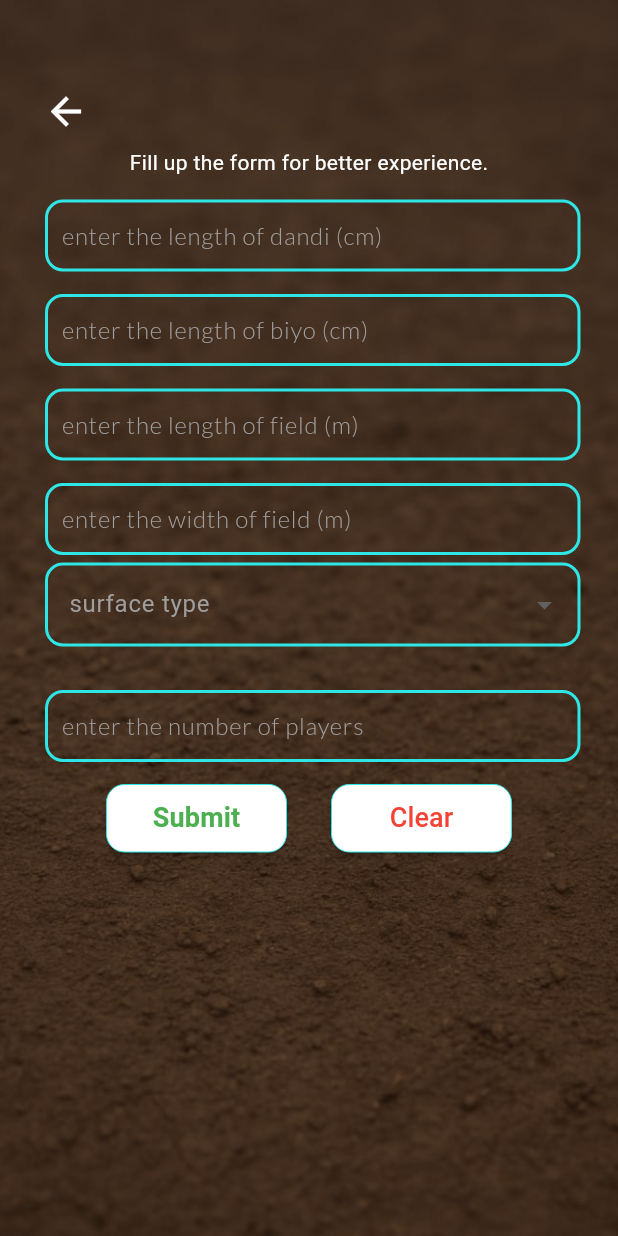
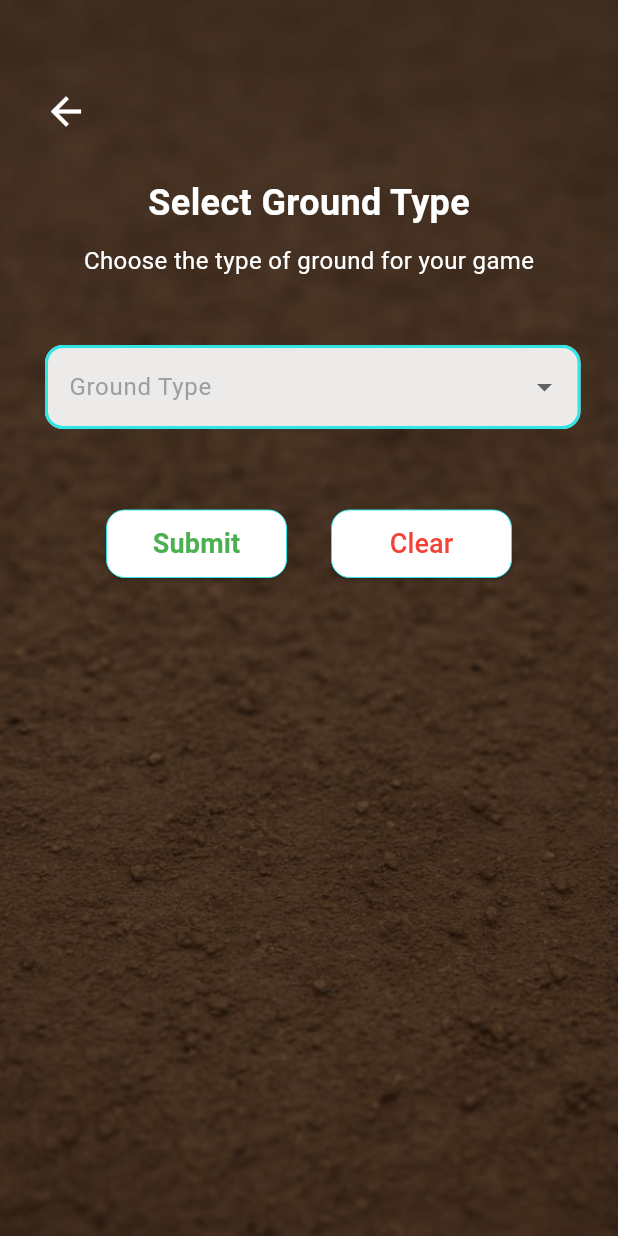
Before and after one commit to BiyoR-idX/biyoar, a Flutter app: the screen it shows after launch, after a tap on "Start BiyoR", on a phone screen of 412 x 824 dp. Run offline on Flutter 3.47's test engine with Material 3 defaults, Android fonts, the phone set to English and light mode, and no system bars; our stand-ins replace camera, cloud_firestore, equatable, firebase_core, flutter_bloc, geolocator and 2 more; missing offline and left inert: ar_flutter_plugin, flutter_archive, geoflutterfire, geoflutterfire2; accounts and stored records are empty; project files that could hold a hidden picture were left out.

Commit message:
implement user form for ground type selection and display corresponding rules.

```diff
--- a/lib/Presentation/Features/Dashboard/userdash2.dart
+++ b/lib/Presentation/Features/Dashboard/userdash2.dart
@@ -6,6 +6,7 @@ import 'package:biyoar/Core/Customs/customText.dart';
 import 'package:biyoar/Presentation/Features/Pages/aboutUs.dart';
 import 'package:biyoar/Presentation/Features/Pages/llmform.dart';
 import 'package:biyoar/Presentation/Features/Pages/toolsandMaterials.dart';
+import 'package:biyoar/Presentation/Features/Pages/userFormA.dart';
 import 'package:biyoar/test/woodenChickenObject.dart';
 import 'package:flutter/material.dart';
 
@@ -146,7 +147,8 @@ class _UserDashboardScreen2State extends State<UserDashboardScreen2> {
                           Navigator.push(
                             context,
                             MaterialPageRoute(
-                              builder: (_) => LLMForm(),
+                              // builder: (_) => LLMForm(),
+                              builder: (_) => UserFormA(),
                             ),
                           );
                         },
--- /dev/null
+++ b/lib/Presentation/Features/Pages/userFormA.dart
@@ -0,0 +1,212 @@
+import 'package:biyoar/Core/Customs/customColors.dart';
+import 'package:biyoar/Core/Customs/customElevatedButton.dart';
+import 'package:biyoar/Core/Customs/customText.dart';
+import 'package:biyoar/Presentation/Features/Pages/userFormResponseA.dart';
+import 'package:flutter/material.dart';
+
+class UserFormA extends StatefulWidget {
+  const UserFormA({super.key});
+
+  @override
+  State<UserFormA> createState() => _UserFormAState();
+}
+
+class _UserFormAState extends State<UserFormA> {
+  final _formKey = GlobalKey<FormState>();
+
+  // Ground type options
+  final List<String> groundTypes = [
+    'concrete',
+    'grass',
+  ];
+  String? selectedGroundType;
+
+  void clearAllFields() {
+    setState(() {
+      selectedGroundType = null;
+    });
+  }
+
+  @override
+  Widget build(BuildContext context) {
+    return Scaffold(
+      body: Container(
+        width: double.infinity,
+        height: double.infinity,
+        decoration: BoxDecoration(
+          image: DecorationImage(
+            image: AssetImage('assets/images/biyorbgi.jpg'),
+            fit: BoxFit.cover,
+            colorFilter: ColorFilter.mode(
+              Colors.black.withOpacity(0.3),
+              BlendMode.darken,
+            ),
+          ),
+        ),
+        child: SingleChildScrollView(
+          scrollDirection: Axis.vertical,
+          child: Form(
+            key: _formKey,
+            child: Column(
+              crossAxisAlignment: CrossAxisAlignment.start,
+              children: [
+                SizedBox(height: 50),
+
+                // Back button
+                Padding(
+                  padding: const EdgeInsets.only(left: 20),
+                  child: IconButton(
+                    color: whiteColor,
+                    onPressed: () {
+                      Navigator.pop(context);
+                    },
+                    icon: Icon(Icons.arrow_back),
+                    iconSize: 30,
+                  ),
+                ),
+
+                SizedBox(height: 20),
+
+                // Title
+                Center(
+                  child: CustomText(
+                    text: "Select Ground Type",
+                    color: whiteColor,
+                    fontSize: 24,
+                    fontWeight: FontWeight.bold,
+                  ),
+                ),
+
+                SizedBox(height: 10),
+
+                // Subtitle
+                Center(
+                  child: CustomText(
+                    text: "Choose the type of ground for your game",
+                    color: whiteColor,
+                    fontSize: 16,
+                  ),
+                ),
+
+                SizedBox(height: 40),
+
+                // Ground Type Dropdown
+                SizedBox(
+                  height: 70,
+                  width: double.infinity,
+                  child: Padding(
+                    padding: const EdgeInsets.only(left: 30, right: 25, top: 5),
+                    child: DropdownButtonFormField<String>(
+                      value: selectedGroundType,
+                      decoration: InputDecoration(
+                        labelText: 'Ground Type',
+                        labelStyle: TextStyle(color: greyColor, fontSize: 16),
+                        filled: true,
+                        fillColor: Colors.white.withOpacity(0.9),
+                        border: OutlineInputBorder(
+                          borderRadius: BorderRadius.circular(12),
+                        ),
+                        enabledBorder: OutlineInputBorder(
+                          borderRadius: BorderRadius.circular(12),
+                          borderSide: BorderSide(color: borderColor, width: 2),
+                        ),
+                        focusedBorder: OutlineInputBorder(
+                          borderRadius: BorderRadius.circular(12),
+                          borderSide: BorderSide(color: borderColor, width: 2),
+                        ),
+                        errorBorder: OutlineInputBorder(
+                          borderRadius: BorderRadius.circular(12),
+                          borderSide: BorderSide(color: redColor, width: 2),
+                        ),
+                      ),
+                      dropdownColor: Colors.white,
+                      items: groundTypes.map((ground) {
+                        return DropdownMenuItem(
+                          value: ground,
+                          child: Text(
+                            ground[0].toUpperCase() + ground.substring(1),
+                            style: TextStyle(color: Colors.black87),
+                          ),
+                        );
+                      }).toList(),
+                      onChanged: (value) {
+                        setState(() {
+                          selectedGroundType = value;
+                        });
+                      },
+                      validator: (value) {
+                        if (value == null || value.isEmpty) {
+                          return 'Please select a ground type';
+                        }
+                        return null;
+                      },
+                    ),
+                  ),
+                ),
+
+                SizedBox(height: 40),
+
+                // Buttons Row
+                Row(
+                  mainAxisAlignment: MainAxisAlignment.center,
+                  children: [
+                    // Submit Button
+                    SizedBox(
+                      height: 50,
+                      width: 150,
+                      child: CustomButton(
+                        color: whiteColor,
+                        borderColor: borderColor,
+                        fontsize: 18,
+                        onPressed: () {
+                          if (!_formKey.currentState!.validate()) {
+                            return;
+                          }
+
+                          // Navigate to response page with selected ground type
+                          Navigator.push(
+                            context,
+                            MaterialPageRoute(
+                              builder: (_) => UserFormResponseA(
+                                groundType: selectedGroundType!,
+                              ),
+                            ),
+                          );
+                        },
+                        child: CustomText(
+                          text: "Submit",
+                          color: greenColor,
+                          fontSize: 18,
+                          fontWeight: FontWeight.w600,
+                        ),
+                      ),
+                    ),
+
+                    // Clear Button
+                    SizedBox(
+                      height: 50,
+                      width: 150,
+                      child: CustomButton(
+                        color: whiteColor,
+                        borderColor: borderColor,
+                        onPressed: () {
+                          clearAllFields();
+                        },
+                        child: CustomText(
+                          text: "Clear",
+                          color: redColor,
+                          fontSize: 18,
+                          fontWeight: FontWeight.w500,
+                        ),
+                      ),
+                    ),
+                  ],
+                ),
+              ],
+            ),
+          ),
+        ),
+      ),
+    );
+  }
+}
```
Also changed, not shown: lib/Presentation/Features/Pages/userFormResponseA.dart (added, +258 -0 lines).
